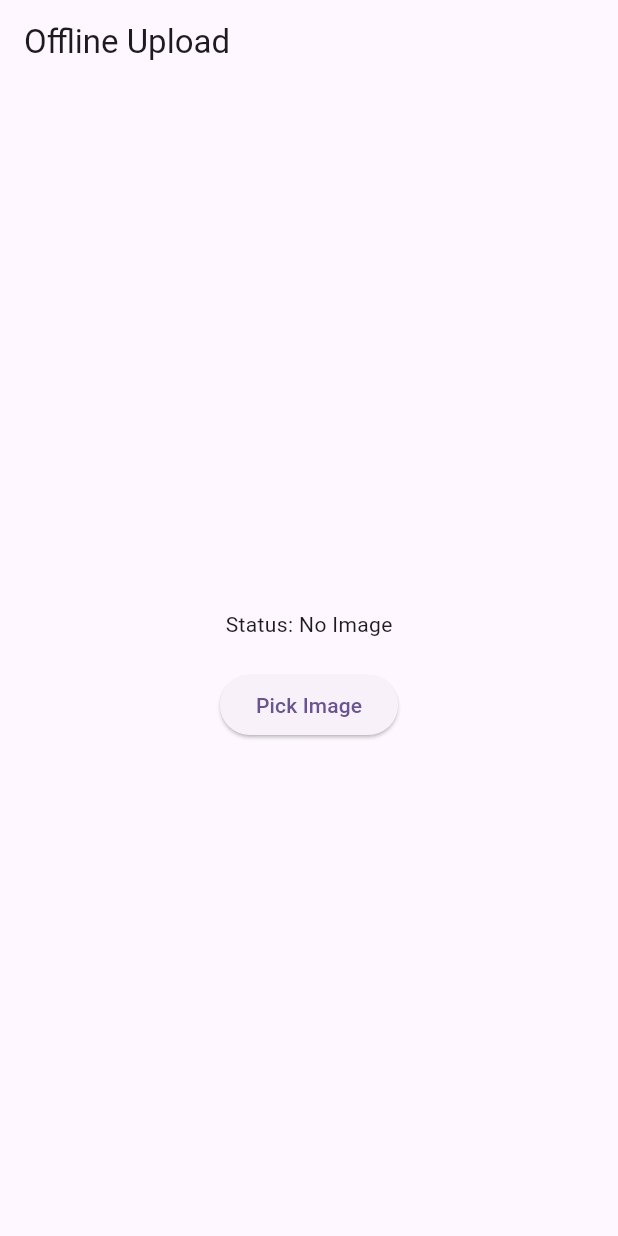
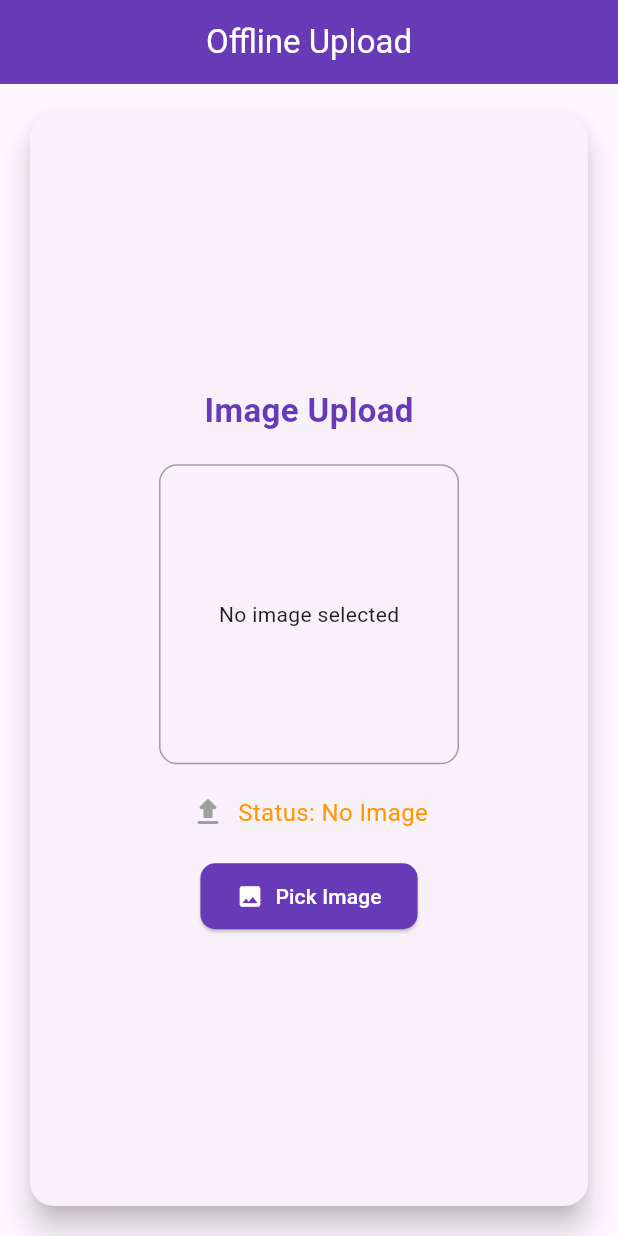
Before and after one commit to savin2005/image_picker, a Flutter app: the screen it shows after launch, on a phone screen of 412 x 824 dp. Run offline on Flutter 3.47's test engine with Material 3 defaults, Android fonts, the phone set to English and light mode, and no system bars; our stand-ins replace connectivity_plus, image_picker.

Commit message:
Updated UI for home screen

```diff
--- a/lib/Provider/image_uploadcontroller.dart
+++ b/lib/Provider/image_uploadcontroller.dart
@@ -10,10 +10,12 @@ class ImageUploadController extends ChangeNotifier {
   File? imageFile;
   String uploadStatus = "No Image";
   bool isUploading = false;
+  ConnectivityResult connectivityStatus = ConnectivityResult.none;
 
   Future<void> pickImage() async {
     final picker = ImagePicker();
     final picked = await picker.pickImage(source: ImageSource.gallery);
+
     if (picked != null) {
       imageFile = File(picked.path);
       uploadStatus = "Pending";
@@ -26,6 +28,7 @@ class ImageUploadController extends ChangeNotifier {
   Future<void> checkAndUpload() async {
     final result = await Connectivity().checkConnectivity();
     if (result != ConnectivityResult.none && imageFile != null) {
+      connectivityStatus = result;
       uploadImage();
     }
   }
@@ -44,10 +47,10 @@ class ImageUploadController extends ChangeNotifier {
 
       if (response.statusCode == 200) {
         uploadStatus = "Success";
-        imageFile = null;
       } else {
         uploadStatus = "Failed";
       }
+      notifyListeners();
     } catch (e) {
       uploadStatus = "Failed";
     } finally {
--- a/lib/ui/homescreen.dart
+++ b/lib/ui/homescreen.dart
@@ -1,35 +1,113 @@
+import 'package:connectivity_plus/connectivity_plus.dart';
 import 'package:flutter/material.dart';
 import 'package:offline_image_upload/Provider/image_uploadcontroller.dart';
 import 'package:provider/provider.dart';
 
 class HomeScreen extends StatelessWidget {
   const HomeScreen({super.key});
+
   @override
   Widget build(BuildContext context) {
-    final provider = Provider.of<ImageUploadController>(context, listen: false);
+    final provider = Provider.of<ImageUploadController>(context);
 
     return Scaffold(
-      appBar: AppBar(title: const Text("Offline Upload")),
-      body: Center(
+      appBar: AppBar(
+        title: const Text(
+          "Offline Upload",
+          style: TextStyle(color: Colors.white),
+        ),
+        centerTitle: true,
+        backgroundColor: Colors.deepPurple,
+      ),
+      body: Padding(
+        padding: const EdgeInsets.all(16.0),
+        child: Card(
+          elevation: 8,
+          shape: RoundedRectangleBorder(
+            borderRadius: BorderRadius.circular(16),
+          ),
+          child: Padding(
+            padding: const EdgeInsets.symmetric(horizontal: 20, vertical: 30),
             child: Column(
               mainAxisAlignment: MainAxisAlignment.center,
               children: [
-            if (provider.imageFile != null)
-              Image.file(provider.imageFile!,
-                  width: 200, height: 200, fit: BoxFit.cover),
-            const SizedBox(height: 20),
-            Text("Status: ${provider.uploadStatus}"),
-            if (provider.uploadStatus == "Failed")
-              ElevatedButton(
-                onPressed: provider.retryUpload,
-                child: const Text("Retry"),
+                Text(
+                  "Image Upload",
+                  style: TextStyle(
+                    fontSize: 22,
+                    fontWeight: FontWeight.bold,
+                    color: Colors.deepPurple,
+                  ),
                 ),
                 const SizedBox(height: 20),
-            ElevatedButton(
-              onPressed: provider.pickImage,
-              child: const Text("Pick Image"),
+                if (provider.imageFile != null)
+                  ClipRRect(
+                    borderRadius: BorderRadius.circular(12),
+                    child: Image.file(
+                      provider.imageFile!,
+                      width: 200,
+                      height: 200,
+                      fit: BoxFit.cover,
+                    ),
+                  )
+                else
+                  Container(
+                    width: 200,
+                    height: 200,
+                    decoration: BoxDecoration(
+                      border: Border.all(color: Colors.grey),
+                      borderRadius: BorderRadius.circular(12),
+                    ),
+                    alignment: Alignment.center,
+                    child: const Text("No image selected"),
+                  ),
+                const SizedBox(height: 20),
+                Row(
+                  mainAxisAlignment: MainAxisAlignment.center,
+                  children: [
+                    const Icon(Icons.upload_rounded, color: Colors.grey),
+                    const SizedBox(width: 8),
+                    Text(
+                      "Status: ${provider.uploadStatus}",
+                      style: TextStyle(
+                        fontSize: 16,
+                        color: provider.uploadStatus == "Success"
+                            ? Colors.green
+                            : provider.uploadStatus == "Failed"
+                                ? Colors.red
+                                : Colors.orange,
+                      ),
                     ),
                   ],
+                ),
+                const SizedBox(height: 20),
+                provider.uploadStatus == "Pending"
+                    ? OutlinedButton.icon(
+                        onPressed: provider.retryUpload,
+                        icon: const Icon(Icons.refresh),
+                        label: const Text("Retry (No Internet)"),
+                        style: OutlinedButton.styleFrom(
+                          foregroundColor: Colors.red,
+                          side: const BorderSide(color: Colors.red),
+                        ),
+                      )
+                    : ElevatedButton.icon(
+                        onPressed: provider.pickImage,
+                        icon: const Icon(Icons.image),
+                        label: const Text("Pick Image"),
+                        style: ElevatedButton.styleFrom(
+                          backgroundColor: Colors.deepPurple,
+                          foregroundColor: Colors.white,
+                          padding: const EdgeInsets.symmetric(
+                              horizontal: 24, vertical: 12),
+                          shape: RoundedRectangleBorder(
+                            borderRadius: BorderRadius.circular(10),
+                          ),
+                        ),
+                      ),
+              ],
+            ),
+          ),
         ),
       ),
     );
```
Lines whose indentation alone changed are shown as unchanged.
